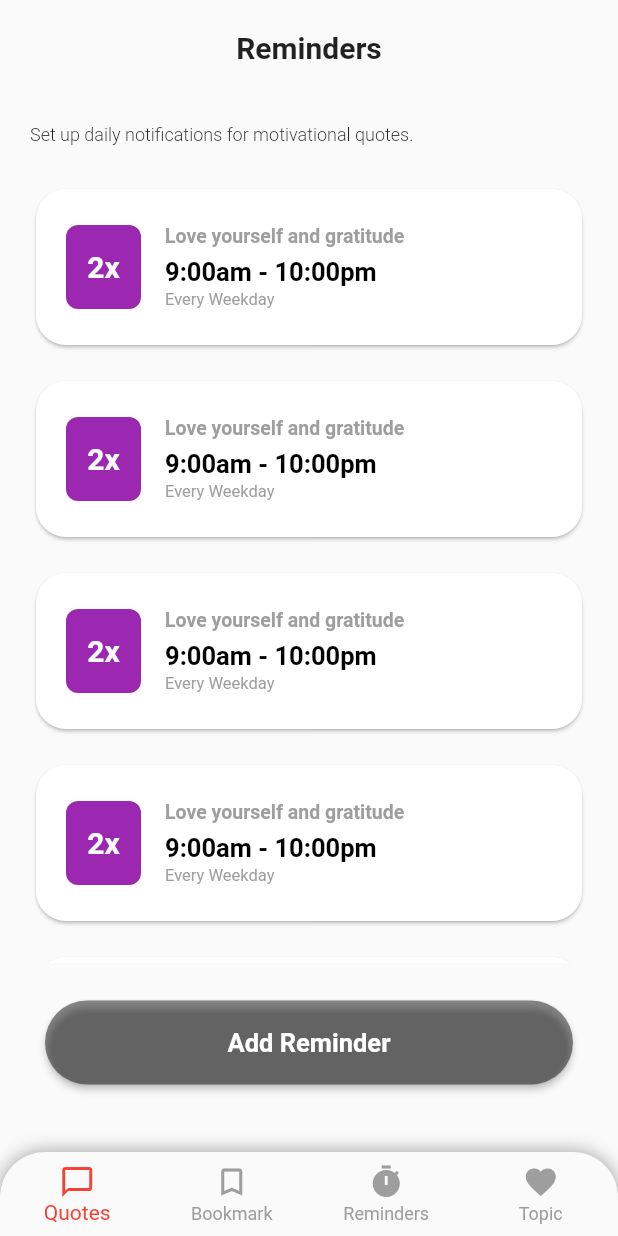
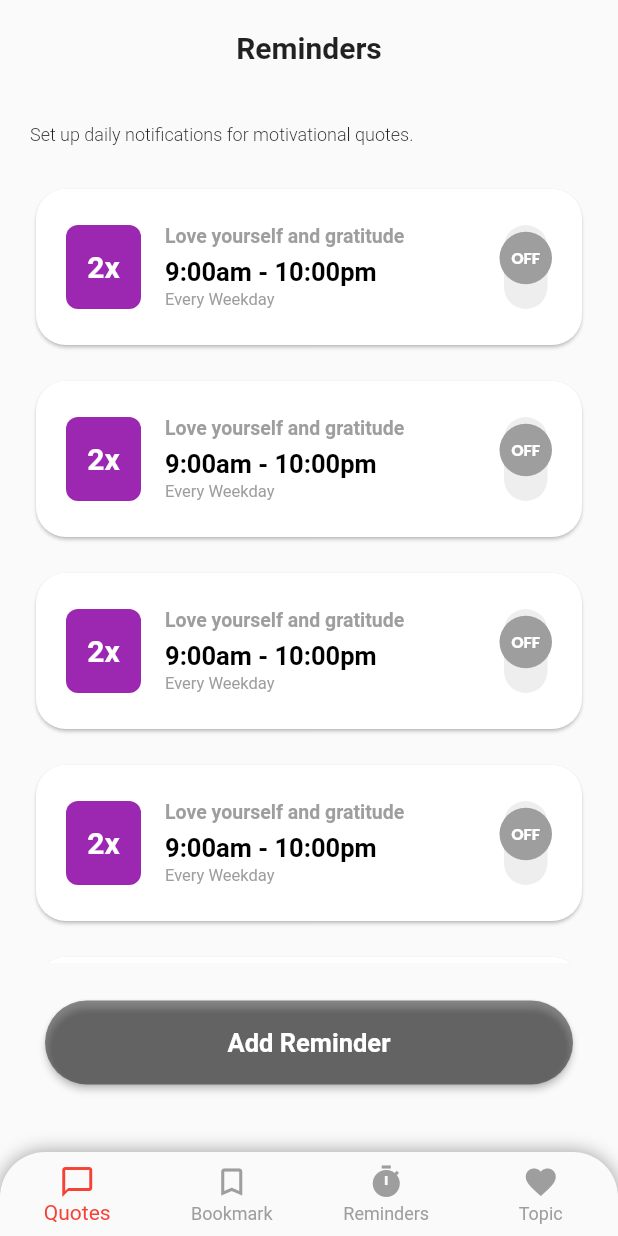
Before and after one commit to nehadroid2332/reminder_app, a Flutter app: the screen it shows after launch, on a phone screen of 412 x 824 dp. Run offline on Flutter 3.47's test engine with Material 2 defaults, Android fonts, the phone set to English and light mode, and no system bars; our stand-ins replace google_fonts.

```diff
--- a/lib/home/reminder.dart
+++ b/lib/home/reminder.dart
@@ -36,6 +36,16 @@ class ReminderScreen extends StatelessWidget {
                       borderRadius: BorderRadius.circular(20)),
                   child: ListTile(
                     contentPadding: EdgeInsets.all(20),
+                    trailing: CustomSwitch(
+                      activeColor: Colors.red[200],
+                      inactiveColor: Colors.grey[200],
+                      value: false,
+                      onChanged: (value) {
+                        print("cal->$value");
+                      },
+                      activeText: 'ON',
+                      inactiveText: 'OFF',
+                    ),
                     leading: Container(
                       decoration: BoxDecoration(
                         borderRadius: BorderRadius.circular(8),
--- a/lib/utils/app_widgets.dart
+++ b/lib/utils/app_widgets.dart
@@ -1,4 +1,5 @@
 import 'package:flutter/material.dart';
+import 'package:google_fonts/google_fonts.dart';
 
 class AppButton extends StatelessWidget {
   final String title;
@@ -93,3 +94,139 @@ class CustomSliderThumbCircle extends SliderComponentShape {
     return (min + (max - min) * value).round().toString();
   }
 }
+
+class CustomSwitch extends StatefulWidget {
+  final bool value;
+  final ValueChanged<bool> onChanged;
+  final Color activeColor;
+  final Color inactiveColor;
+  final String activeText;
+  final String inactiveText;
+
+  const CustomSwitch({
+    Key key,
+    @required this.value,
+    @required this.onChanged,
+    @required this.activeColor,
+    @required this.inactiveColor,
+    @required this.activeText,
+    @required this.inactiveText,
+  }) : super(key: key);
+
+  @override
+  _CustomSwitchState createState() => _CustomSwitchState();
+}
+
+class _CustomSwitchState extends State<CustomSwitch>
+    with SingleTickerProviderStateMixin {
+  Animation _circleAnimation;
+  AnimationController _animationController;
+
+  @override
+  void initState() {
+    super.initState();
+    _animationController =
+        AnimationController(vsync: this, duration: Duration(milliseconds: 60));
+    _circleAnimation = AlignmentTween(
+            begin: widget.value ? Alignment.centerRight : Alignment.centerLeft,
+            end: widget.value ? Alignment.centerLeft : Alignment.centerRight)
+        .animate(CurvedAnimation(
+            parent: _animationController, curve: Curves.linear));
+  }
+
+  @override
+  Widget build(BuildContext context) {
+    return AnimatedBuilder(
+      animation: _animationController,
+      builder: (context, child) {
+        return GestureDetector(
+          onTap: () {
+            if (_animationController.isCompleted) {
+              _animationController.reverse();
+            } else {
+              _animationController.forward();
+            }
+            widget.value == false
+                ? widget.onChanged(true)
+                : widget.onChanged(false);
+          },
+          child: Container(
+            width: 35.0,
+            height: 80.0,
+            child: Stack(
+              children: [
+                Positioned(
+                  left: 3,
+                  right: 3,
+                  top: 0,
+                  bottom: 0,
+                  child: Container(
+                    decoration: BoxDecoration(
+                        borderRadius: BorderRadius.circular(20.0),
+                        color: _circleAnimation.value == Alignment.centerLeft
+                            ? widget.inactiveColor
+                            : widget.activeColor),
+                  ),
+                ),
+                Positioned.fill(
+                  child: Column(
+                    mainAxisAlignment: MainAxisAlignment.spaceBetween,
+                    children: <Widget>[
+                      _circleAnimation.value == Alignment.centerRight
+                          ? Padding(
+                              padding: const EdgeInsets.only(),
+                              child: Text(
+                                '',
+                                style: TextStyle(
+                                    fontWeight: FontWeight.w900,
+                                    fontSize: 10.0),
+                              ),
+                            )
+                          : SizedBox.shrink(),
+                      Align(
+                        alignment: _circleAnimation.value,
+                        child: Container(
+                          width: 35.0,
+                          height: 35.0,
+                          alignment: Alignment.center,
+                          decoration: BoxDecoration(
+                            shape: BoxShape.circle,
+                            color:
+                                _circleAnimation.value == Alignment.centerRight
+                                    ? Colors.red
+                                    : Colors.grey,
+                          ),
+                          child: Text(
+                            _circleAnimation.value == Alignment.centerRight
+                                ? widget.activeText
+                                : widget.inactiveText,
+                            style: GoogleFonts.lato(
+                              fontWeight: FontWeight.w900,
+                              fontSize: 10.0,
+                              color: Colors.white,
+                            ),
+                          ),
+                        ),
+                      ),
+                      _circleAnimation.value == Alignment.centerLeft
+                          ? Padding(
+                              padding: const EdgeInsets.only(),
+                              child: Text(
+                                '',
+                                style: TextStyle(
+                                    fontWeight: FontWeight.w900,
+                                    fontSize: 10.0),
+                              ),
+                            )
+                          : SizedBox.shrink(),
+                    ],
+                  ),
+                ),
+              ],
+            ),
+          ),
+        );
+      },
+    );
+  }
+}
```
